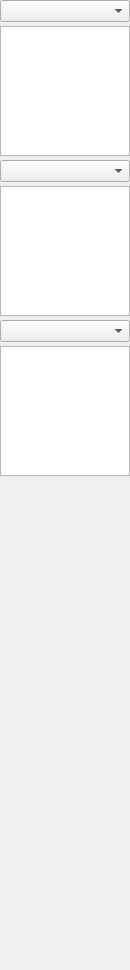
Before: the Qt Designer form source/palview.ui in diasurgical/d1-graphics-tool, drawn with Qt 5.
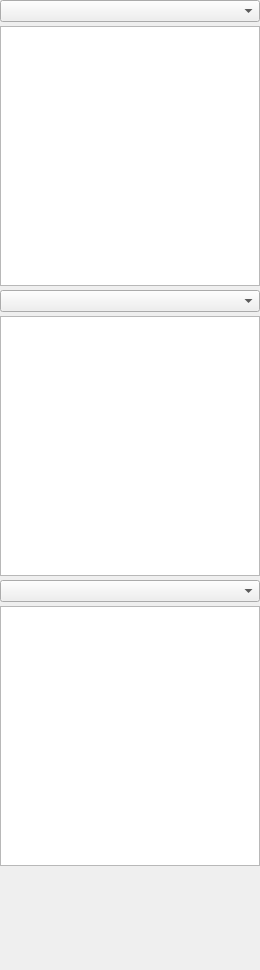
After: the same form once the commit is applied.

The edit to the form file:
```diff
--- a/source/palview.ui
+++ b/source/palview.ui
@@ -6,7 +6,7 @@
    <rect>
     <x>0</x>
     <y>0</y>
-    <width>130</width>
+    <width>260</width>
     <height>970</height>
    </rect>
   </property>
@@ -93,13 +93,13 @@
         </property>
         <property name="minimumSize">
          <size>
-          <width>130</width>
+          <width>260</width>
           <height>0</height>
          </size>
         </property>
         <property name="maximumSize">
          <size>
-          <width>130</width>
+          <width>260</width>
           <height>16777215</height>
          </size>
         </property>
@@ -115,14 +115,14 @@
         </property>
         <property name="minimumSize">
          <size>
-          <width>130</width>
-          <height>130</height>
+          <width>260</width>
+          <height>260</height>
          </size>
         </property>
         <property name="maximumSize">
          <size>
-          <width>130</width>
-          <height>130</height>
+          <width>260</width>
+          <height>260</height>
          </size>
         </property>
        </widget>
@@ -170,13 +170,13 @@
        <widget class="QComboBox" name="trn1ComboBox">
         <property name="minimumSize">
          <size>
-          <width>130</width>
+          <width>260</width>
           <height>0</height>
          </size>
         </property>
         <property name="maximumSize">
          <size>
-          <width>130</width>
+          <width>260</width>
           <height>16777215</height>
          </size>
         </property>
@@ -192,14 +192,14 @@
         </property>
         <property name="minimumSize">
          <size>
-          <width>130</width>
-          <height>130</height>
+          <width>260</width>
+          <height>260</height>
          </size>
         </property>
         <property name="maximumSize">
          <size>
-          <width>130</width>
-          <height>130</height>
+          <width>260</width>
+          <height>260</height>
          </size>
         </property>
        </widget>
@@ -247,13 +247,13 @@
        <widget class="QComboBox" name="trn2ComboBox">
         <property name="minimumSize">
          <size>
-          <width>130</width>
+          <width>260</width>
           <height>0</height>
          </size>
         </property>
         <property name="maximumSize">
          <size>
-          <width>130</width>
+          <width>260</width>
           <height>16777215</height>
          </size>
         </property>
@@ -263,14 +263,14 @@
        <widget class="QGraphicsView" name="trn2GraphicsView">
         <property name="minimumSize">
          <size>
-          <width>130</width>
-          <height>130</height>
+          <width>260</width>
+          <height>260</height>
          </size>
         </property>
         <property name="maximumSize">
          <size>
-          <width>130</width>
-          <height>130</height>
+          <width>260</width>
+          <height>260</height>
          </size>
         </property>
        </widget>
```
